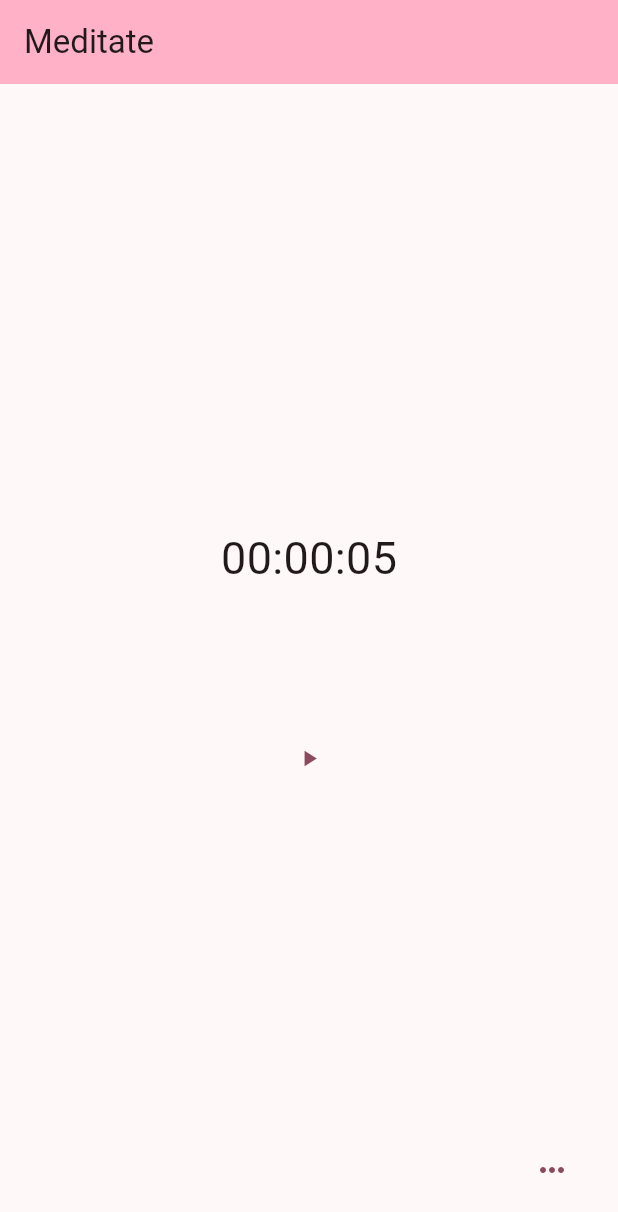
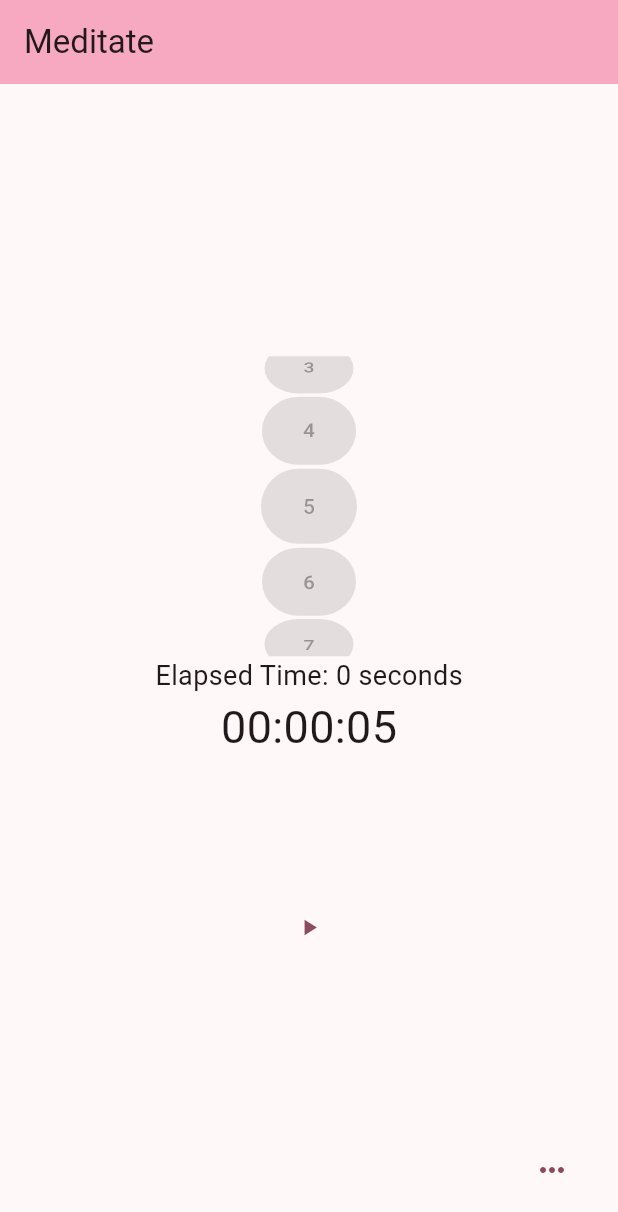
Before and after one commit to rablume/meditate, a Flutter app: the screen it shows after launch, on a phone screen of 412 x 824 dp. Shown: the top 1212 px of the screen. Run offline on Flutter 3.47's test engine with Material 3 defaults, Android fonts, the phone set to English and light mode, and no system bars; our stand-ins replace clock.

Commit message:
create value scroll widget

```diff
--- a/lib/main.dart
+++ b/lib/main.dart
@@ -1,5 +1,7 @@
 import 'dart:async';
+import 'dart:ui';
 import 'package:flutter/material.dart';
+import 'package:meditate/widgets/value_scroll.dart';
 import 'package:provider/provider.dart';
 import 'package:clock/clock.dart';
 
@@ -18,20 +20,25 @@ void main() {
 int STARTING_SECONDS = Constants.DEFAULT_TIMER_SECONDS;
 
 class TimerProvider with ChangeNotifier {
+  Duration _startingTime = Duration(seconds: STARTING_SECONDS);
   final _stopwatch = clock.stopwatch();
-  int _seconds = STARTING_SECONDS;
   bool _isPaused = true;
   bool _isFinished = false;
   bool _hasStarted = false;
   bool _elementsHidden = false;
   Timer? _timer;
 
-  int get seconds => _seconds;
   bool get isPaused => _isPaused;
   bool get isFinished => _isFinished;
   bool get elementsHidden => _elementsHidden;
   Duration get elapsed => _stopwatch.elapsed;
   bool get hasStarted => _hasStarted;
+  Duration get startingTime => _startingTime;
+
+  void setStartingTime(Duration startingTime) {
+    _startingTime = startingTime;
+    notifyListeners();
+  }
 
   void hideElements() {
     _elementsHidden = true;
@@ -47,7 +54,6 @@ class TimerProvider with ChangeNotifier {
     _isPaused = true;
     _isFinished = false;
     _hasStarted = false;
-    _seconds = STARTING_SECONDS;
     _stopwatch.reset();
     _timer?.cancel();
     notifyListeners();
@@ -63,8 +69,7 @@ class TimerProvider with ChangeNotifier {
   void resumeTimer() {
     _hasStarted = true;
     _timer = Timer.periodic(const Duration(milliseconds: 100), (timer) {
-      _seconds = STARTING_SECONDS - _stopwatch.elapsed.inSeconds;
-      if (seconds <= 0) {
+      if ((_startingTime.inSeconds - _stopwatch.elapsed.inSeconds) <= 0) {
         _isFinished = true;
         _elementsHidden = false;
       }
@@ -113,7 +118,14 @@ class MyApp extends StatelessWidget {
         darkTheme: ThemeData.dark(), // standard dark theme
         themeMode: ThemeMode.system, // device controls theme
         home: const MyHomePage(title: 'Meditate'),
-    );
+        scrollBehavior: MaterialScrollBehavior().copyWith(
+          dragDevices: {
+            PointerDeviceKind.mouse,
+            PointerDeviceKind.touch,
+            PointerDeviceKind.stylus,
+            PointerDeviceKind.unknown
+          },
+        ));
   }
 }
 
@@ -199,10 +211,21 @@ class _MyHomePageState extends State<MyHomePage> {
                         children: <Widget>[
                           Column(
                             children: [
-                              // Text(
-                              //   'Elapsed Time: ${timerProvider.elapsed.inSeconds} seconds',
-                              //   style: const TextStyle(fontSize: 18),
-                              // ),
+                              Container(
+                                  height: 200,
+                                  width: 200,
+                                  child: ValueScroll(
+                                      length: 11,
+                                      setValue: (value) =>
+                                          timerProvider.setStartingTime(
+                                              Duration(seconds: value)),
+                                      value: timerProvider
+                                          .startingTime.inSeconds
+                                          .remainder(60))),
+                              Text(
+                                'Elapsed Time: ${timerProvider.elapsed.inSeconds} seconds',
+                                style: const TextStyle(fontSize: 18),
+                              ),
                               GestureDetector(
                                   onTap: () {
                                     // Show modalBottomSheet when the elapsed time is clicked
@@ -224,7 +247,10 @@ class _MyHomePageState extends State<MyHomePage> {
                                   },
                                   child: Text(
                                     Utils.formatDuration(Duration(
-                                        seconds: timerProvider.seconds)),
+                                        seconds: timerProvider
+                                                .startingTime.inSeconds -
+                                            timerProvider
+                                                ._stopwatch.elapsed.inSeconds)),
                                     style: const TextStyle(fontSize: 30),
                                   )),
                               const SizedBox(height: 20),
--- /dev/null
+++ b/lib/widgets/value_scroll.dart
@@ -0,0 +1,61 @@
+import 'package:flutter/material.dart';
+
+class ValueScroll extends StatelessWidget {
+  const ValueScroll({
+    super.key,
+    this.color = const Color(0xFF2DBD3A),
+    required this.length,
+    required this.setValue,
+    required this.value,
+    this.child,
+  });
+
+  final int length;
+  final Function setValue;
+  final int value;
+  final Color color;
+  final Widget? child;
+
+  @override
+  Widget build(BuildContext context) {
+    return ListWheelScrollView(
+      itemExtent: 50,
+      controller: FixedExtentScrollController(initialItem: value),
+
+      // diameterRatio: 1.6,
+      // offAxisFraction: -0.4,
+      // squeeze: 0.8,
+
+      // DEPRECATED : clipToSize does not exist anymore.
+      // USe clipBehaviour instead.
+
+      // clipToSize: true,
+
+      clipBehavior: Clip.antiAlias,
+      children: List.generate(length,
+          (index) => ElevatedButton(onPressed: null, child: Text("${index}"))),
+      onSelectedItemChanged: (index) {
+        setValue(index);
+      },
+    );
+    // ListWheelScrollView(
+    //   itemExtent: 40,
+    //   diameterRatio: 2.0,
+    //   offAxisFraction: -0.5,
+    //   useMagnifier: true,
+    //   magnification: 1.5,
+    //   children: List.generate(
+    //     10, // Number of values in the wheel
+    //     (index) => Center(
+    //       child: Text(
+    //         '${index + 1} minutes',
+    //         style: TextStyle(fontSize: 16),
+    //       ),
+    //     ),
+    //   ),
+    //   // onSelectedItemChanged: (index) {
+    //   //   setTime(Duration(seconds: index + 1));
+    //   // },
+    // );
+  }
+}
```
Lines whose indentation alone changed are shown as unchanged.
